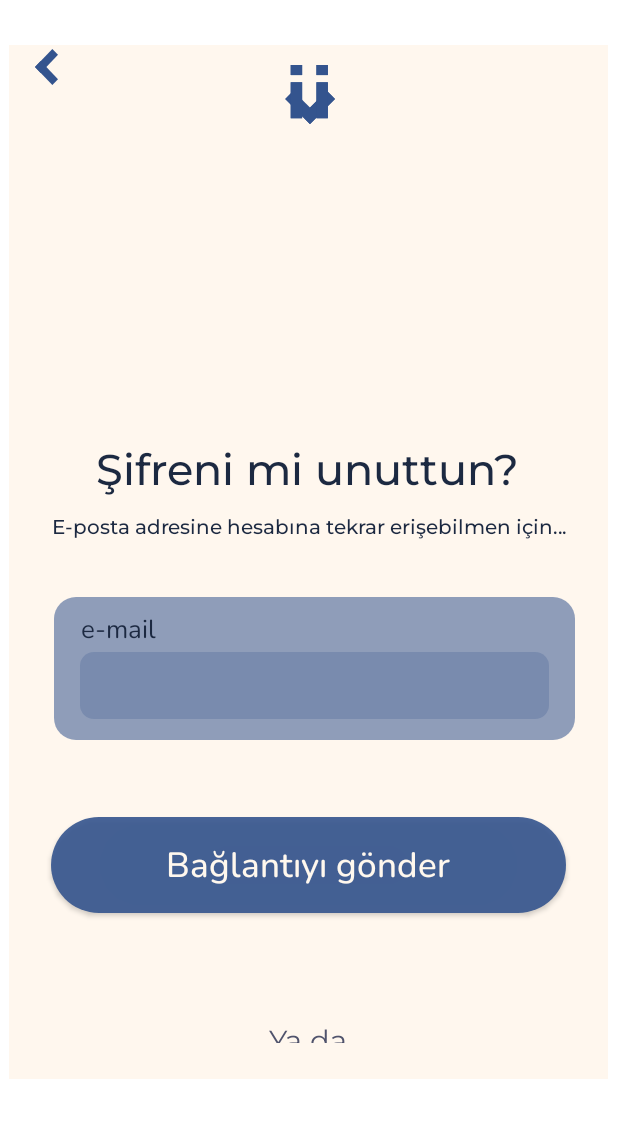
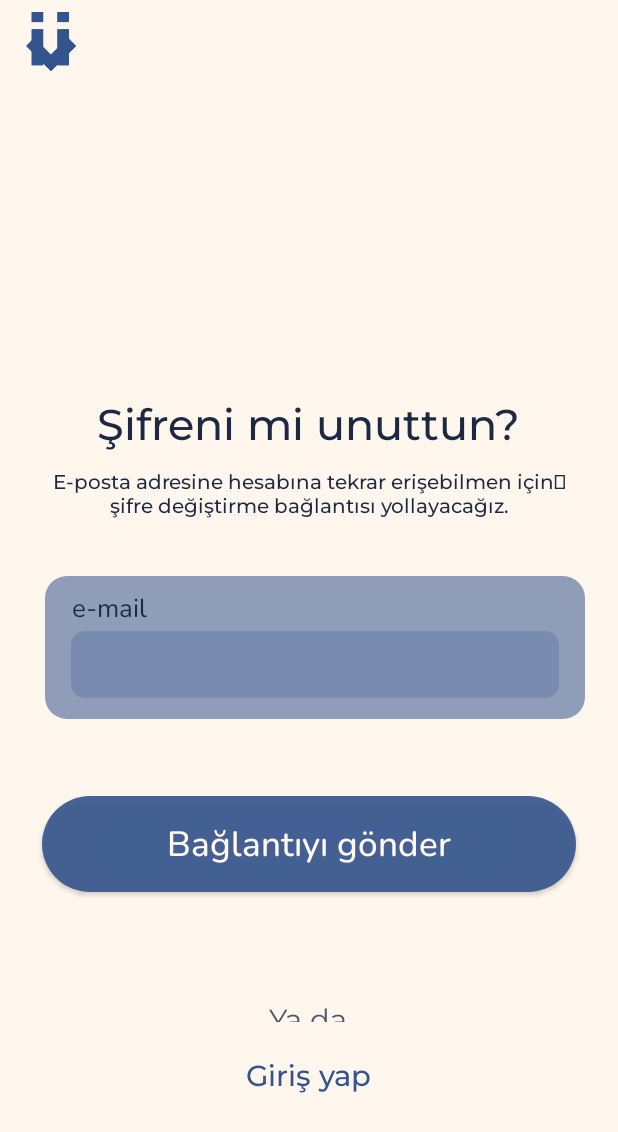
Before and after one commit to UlgenApp/ulgen-android, an Android app: the ResetPasswordFragment screen opened through its navigation route, on a phone screen of 412 x 824 dp. Shown: the top 1132 px of the screen. Run offline under Robolectric (Android 15) with nearby library versions, the phone set to English and light mode, and no system bars; our stand-ins replace data binding, navigation-ui; 1 statement that could not run was skipped.

Commit message:
Small fixes on screens.

```diff
--- a/app/src/main/res/layout/activity_login_screen.xml
+++ b/app/src/main/res/layout/activity_login_screen.xml
@@ -9,7 +9,7 @@
         android:layout_marginStart="0dp"
         android:layout_marginTop="0dp"
         android:layout_width="match_parent"
-        android:orientation="vertical" style="@style/groupStylegray_50">
+        android:orientation="vertical" style="@style/groupStyleyellow_50">
 
         <ScrollView
             android:id="@+id/scrollViewScrollview"
@@ -41,13 +41,14 @@
 
                         <ImageView
                             android:id="@+id/imageFiftyOne"
-                            android:layout_width="150dp"
+                            android:layout_width="200dp"
                             android:layout_height="wrap_content"
                             android:layout_gravity="center|top"
                             android:layout_marginTop="@dimen/_10pxv"
                             android:layout_marginBottom="@dimen/_10pxv"
                             android:adjustViewBounds="true"
                             android:scaleType="fitXY"
+                            android:visibility="invisible"
                             android:src="@drawable/img_51"
                             tools:ignore="ContentDescription"
                             tools:src="@drawable/img_51"
--- a/app/src/main/res/layout/activity_reset_password_screen.xml
+++ b/app/src/main/res/layout/activity_reset_password_screen.xml
@@ -4,10 +4,10 @@
     <data/>
     <LinearLayout android:id="@+id/linearColumnarrowleft"
         android:layout_height="match_parent"
-        android:layout_marginBottom="@dimen/_118pxv"
-        android:layout_marginEnd="@dimen/_7pxh"
-        android:layout_marginStart="@dimen/_6pxh"
-        android:layout_marginTop="@dimen/_34pxv"
+        android:layout_marginBottom="0dp"
+        android:layout_marginEnd="0dp"
+        android:layout_marginStart="0dp"
+        android:layout_marginTop="0dp"
         android:layout_width="match_parent"
         android:orientation="vertical" style="@style/groupStyleyellow_50">
         <androidx.appcompat.widget.Toolbar android:gravity="start"
@@ -19,20 +19,14 @@
             <LinearLayout android:id="@+id/linearRowarrowleft"
                 android:layout_height="wrap_content"
                 android:layout_width="match_parent" android:orientation="horizontal">
-                <ImageView android:id="@+id/imageArrowleft"
-                    android:layout_height="@dimen/_25pxh"
-                    android:layout_marginBottom="@dimen/_28pxv"
-                    android:layout_width="@dimen/_16pxh"
-                    android:scaleType="fitXY"
-                    android:src="@drawable/img_arrowleft"
-                    tools:ignore="ContentDescription" tools:src="@drawable/img_arrowleft"/>
+
                 <ImageView android:id="@+id/imageDownload"
                     android:layout_height="@dimen/_41pxh"
-                    android:layout_marginStart="@dimen/_158pxh"
-                    android:layout_marginTop="@dimen/_12pxv"
+
                     android:layout_width="@dimen/_35pxh"
                     android:scaleType="fitXY"
                     android:src="@drawable/img_download"
+                    android:layout_gravity="center"
                     tools:ignore="ContentDescription" tools:src="@drawable/img_download"/>
             </LinearLayout>
         </androidx.appcompat.widget.Toolbar>
@@ -54,7 +48,7 @@
                     android:layout_height="wrap_content"
                     android:layout_marginTop="@dimen/_10pxv"
                     android:layout_width="match_parent"
-                    android:singleLine="true"
+                    android:singleLine="false"
                     android:text="@string/msg_ifreni_mi_unut2"
                     style="@style/txtMontserratromanmedium30" tools:text="@string/msg_ifreni_mi_unut2"/>
                 <ImageView android:id="@+id/imageForgotOne"
@@ -76,7 +70,7 @@
                 android:layout_marginStart="@dimen/_29pxh"
                 android:layout_marginTop="@dimen/_12pxv"
                 android:layout_width="match_parent"
-                android:singleLine="true"
+                android:singleLine="false"
                 android:text="@string/msg_e_posta_adresin"
                 style="@style/txtMontserratromanmedium14_1" tools:text="@string/msg_e_posta_adresin"/>
             <LinearLayout android:gravity="start"
@@ -136,17 +130,20 @@
                 android:id="@+id/frameStackyada"
                 android:layout_height="@dimen/_26pxv"
                 android:layout_marginTop="@dimen/_81pxv" android:layout_width="match_parent">
-                <TextView android:ellipsize="end"
+
+                <TextView
                     android:id="@+id/txtYada"
+                    style="@style/txtMontserratromanregular20"
+                    android:layout_width="wrap_content"
+                    android:layout_height="match_parent"
                     android:layout_gravity="top|center"
-                    android:layout_height="wrap_content"
+                    android:layout_marginStart="@dimen/_181pxh"
+                    android:layout_marginEnd="@dimen/_181pxh"
                     android:layout_marginBottom="@dimen/_10pxv"
-                    android:layout_marginEnd="@dimen/_181pxh"
-                    android:layout_marginStart="@dimen/_181pxh"
-                    android:layout_width="wrap_content"
+                    android:ellipsize="end"
                     android:singleLine="true"
                     android:text="@string/lbl_ya_da"
-                    style="@style/txtMontserratromanregular20" tools:text="@string/lbl_ya_da"/>
+                    tools:text="@string/lbl_ya_da" />
                 <TextView android:ellipsize="end"
                     android:gravity="top|start"
                     android:id="@+id/txtLanguage"
--- a/app/src/main/res/layout/fragment_start_screen.xml
+++ b/app/src/main/res/layout/fragment_start_screen.xml
@@ -29,7 +29,7 @@
                         android:layout_gravity="center|top"
                         android:layout_marginBottom="@dimen/_10pxv"
                         android:scaleType="centerInside"
-
+                        android:visibility="invisible"
                         android:src="@drawable/img_51"
                         tools:ignore="ContentDescription"
                         tools:src="@drawable/img_51" />
--- a/app/src/main/res/values/strings.xml
+++ b/app/src/main/res/values/strings.xml
@@ -30,7 +30,7 @@
 
 
     <string name="msg_deprem_bilgilen">Deprem bilgilendirme kutusu</string>
-    <string name="msg_g_nl_k_i_erik_k">Günlük içerik kutusu/görsel \u2028içerik</string>
+    <string name="msg_g_nl_k_i_erik_k">Günlük içerik kutusu/görsel içerik</string>
 
     <string name="lbl_merhaba_faruk">Merhaba Faruk! </string>
 
```
Also changed, not shown: app/src/main/res/layout/fragment_sign_up_screen.xml (+8 -5 lines).
